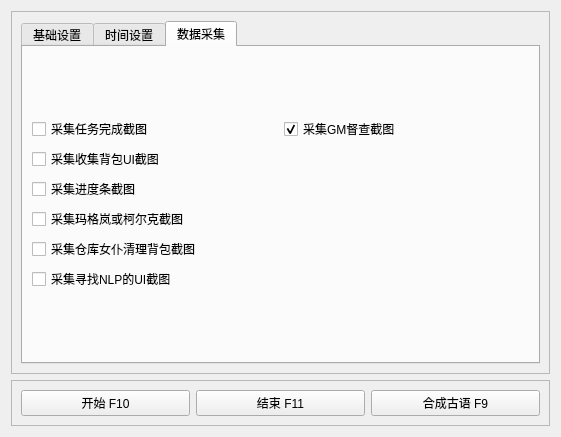
SuFIND/BDOSuffering, file designer/op.ui: the form before one commit.
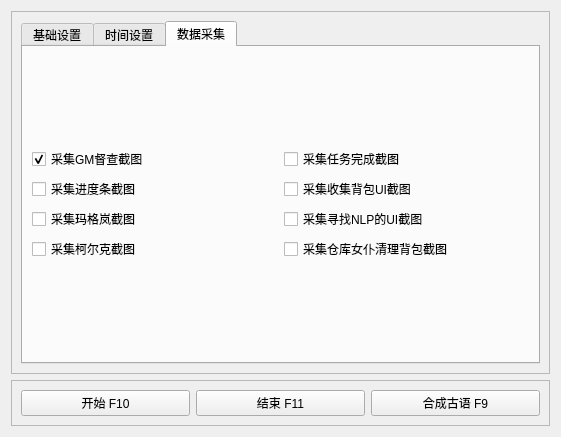
The form after the commit. The open tabs and pages were chosen to show the change.

What changed in the file:
```diff
--- a/designer/op.ui
+++ b/designer/op.ui
@@ -345,55 +345,62 @@
            <layout class="QGridLayout" name="gridLayout_7">
             <item row="0" column="0">
              <layout class="QGridLayout" name="gridLayout_6">
-              <item row="3" column="0">
-               <widget class="QCheckBox" name="CollectMagramOrKhalkCheckBox">
+              <item row="1" column="0">
+               <widget class="QCheckBox" name="CollectProcessBarCheckBox">
                 <property name="text">
-                 <string>采集玛格岚或柯尔克截图</string>
+                 <string>采集进度条截图</string>
                 </property>
                </widget>
               </item>
-              <item row="0" column="0">
+              <item row="0" column="1">
                <widget class="QCheckBox" name="CollectTaskOverCheckBox">
                 <property name="text">
                  <string>采集任务完成截图</string>
                 </property>
                </widget>
               </item>
-              <item row="4" column="0">
-               <widget class="QCheckBox" name="CollectUseWarehouseMaidCheckBox">
+              <item row="0" column="0">
+               <widget class="QCheckBox" name="CollectGMCheck">
                 <property name="text">
-                 <string>采集仓库女仆清理背包截图</string>
+                 <string>采集GM督查截图</string>
                 </property>
+                <property name="checked">
+                 <bool>true</bool>
+                </property>
                </widget>
               </item>
-              <item row="1" column="0">
+              <item row="2" column="0">
+               <widget class="QCheckBox" name="CollectMagramCheckBox">
+                <property name="text">
+                 <string>采集玛格岚截图</string>
+                </property>
+               </widget>
+              </item>
+              <item row="1" column="1">
                <widget class="QCheckBox" name="CollectBagUiCheckBox">
                 <property name="text">
                  <string>采集收集背包UI截图</string>
                 </property>
                </widget>
               </item>
-              <item row="2" column="0">
-               <widget class="QCheckBox" name="CollectProcessBarCheckBox">
-                <property name="text">
-                 <string>采集进度条截图</string>
-                </property>
-               </widget>
-              </item>
-              <item row="5" column="0">
+              <item row="2" column="1">
                <widget class="QCheckBox" name="CollectFindNPCCheckBox">
                 <property name="text">
                  <string>采集寻找NLP的UI截图</string>
                 </property>
                </widget>
               </item>
-              <item row="0" column="1">
-               <widget class="QCheckBox" name="CollectGMCheck">
+              <item row="3" column="1">
+               <widget class="QCheckBox" name="CollectUseWarehouseMaidCheckBox">
                 <property name="text">
-                 <string>采集GM督查截图</string>
+                 <string>采集仓库女仆清理背包截图</string>
                 </property>
-                <property name="checked">
-                 <bool>true</bool>
+               </widget>
+              </item>
+              <item row="3" column="0">
+               <widget class="QCheckBox" name="CollectKhalkCheckBox">
+                <property name="text">
+                 <string>采集柯尔克截图</string>
                 </property>
                </widget>
               </item>
```
Left out of the diff: 2 changed lines with no effect on the pictures.
